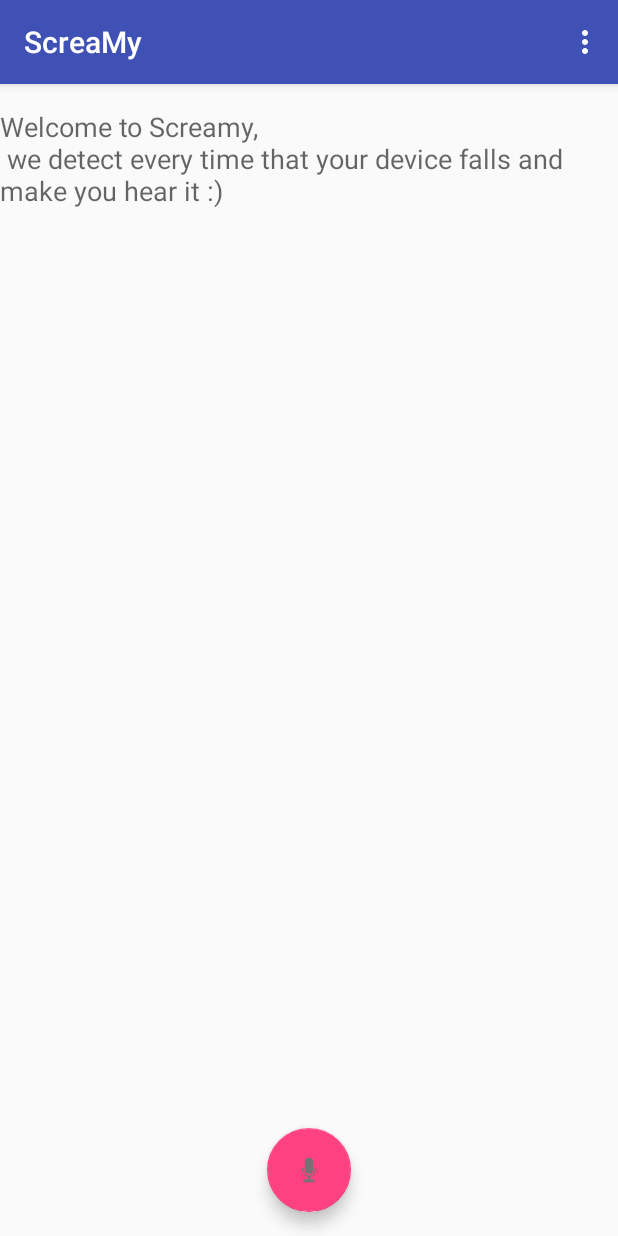
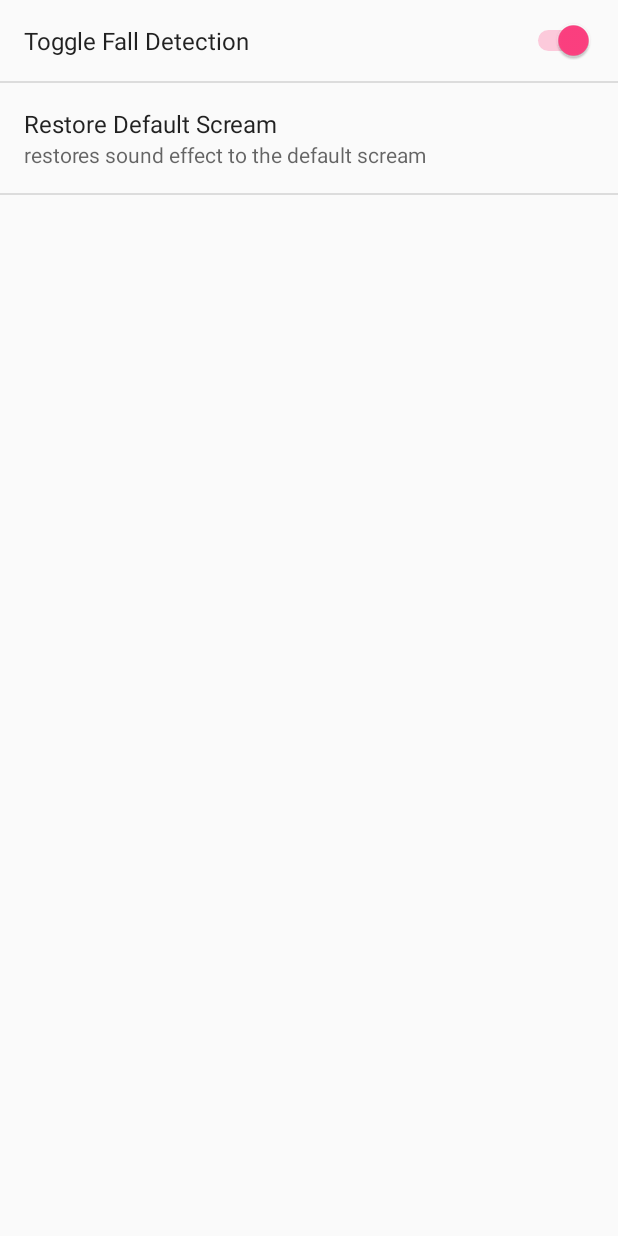
Before and after one commit to gergesh/screamy, an Android app: the screen it shows after launch (MainActivity before the commit, SettingsActivity after it), in the options menu, after a tap on "Settings", on a phone screen of 412 x 824 dp. Run offline under Robolectric (Android 15) with nearby library versions, the phone set to English and light mode, and no system bars.

Commit message:
Add toggle fall detection and restore to default scream preferences

```diff
--- a/app/src/main/java/com/screamy/MainActivity.java
+++ b/app/src/main/java/com/screamy/MainActivity.java
@@ -20,6 +20,7 @@ import android.support.v7.app.AppCompatActivity;
 import android.util.Log;
 import android.view.Menu;
 import android.view.MenuInflater;
+import android.view.MenuItem;
 import android.view.View;
 import android.widget.ImageButton;
 import android.widget.TextView;
@@ -50,6 +51,7 @@ public class MainActivity extends AppCompatActivity implements RecordSoundFragme
         sharedPreferences = PreferenceManager.getDefaultSharedPreferences(this);
     }
 
+
     private boolean isScreamyServiceRunning() {
         ActivityManager manager = (ActivityManager) getSystemService(ACTIVITY_SERVICE);
         for (ActivityManager.RunningServiceInfo service : manager.getRunningServices(Integer.MAX_VALUE)) {
@@ -58,13 +60,6 @@ public class MainActivity extends AppCompatActivity implements RecordSoundFragme
             }
         }
         return false;
-    }
-
-    @Override
-    public boolean onCreateOptionsMenu(Menu menu) {
-        MenuInflater inflater = getMenuInflater();
-        inflater.inflate(R.menu.menu_main, menu);
-        return true;
     }
 
     @Override
@@ -93,8 +88,7 @@ public class MainActivity extends AppCompatActivity implements RecordSoundFragme
     @Override
     public void onRecordSoundButtonRelease() {
         Log.d("wnfjne", "end");
-        if (isRecording)
-        {
+        if (isRecording) {
             SharedPreferences.Editor editor = sharedPreferences.edit();
             editor.putBoolean("isRecordedSound", true);
             editor.commit();
@@ -113,4 +107,22 @@ public class MainActivity extends AppCompatActivity implements RecordSoundFragme
         return pmanager.hasSystemFeature(
                 PackageManager.FEATURE_MICROPHONE);
     }
+
+    @Override
+    public boolean onCreateOptionsMenu(Menu menu) {
+        MenuInflater inflater = getMenuInflater();
+        inflater.inflate(R.menu.menu_main, menu);
+        return true;
+    }
+
+    @Override
+    public boolean onOptionsItemSelected(MenuItem item) {
+        int id = item.getItemId();
+        if (id == R.id.action_settings) {
+            startActivity(new Intent(this, SettingsActivity.class));
+            return true;
+        }
+        return super.onOptionsItemSelected(item);
+    }
+
 }
--- a/app/src/main/java/com/screamy/RecordSoundFragment.java
+++ b/app/src/main/java/com/screamy/RecordSoundFragment.java
@@ -67,7 +67,6 @@ public class RecordSoundFragment extends Fragment implements View.OnTouchListene
         } else if (event.getAction() == MotionEvent.ACTION_UP) {
             listener.onRecordSoundButtonRelease();
         }
-        Log.d("dfefewgeag", event.getAction()+"");
         return true;
     }
 
--- a/app/src/main/res/layout/fragment_record_sound.xml
+++ b/app/src/main/res/layout/fragment_record_sound.xml
@@ -4,6 +4,15 @@
     android:layout_height="match_parent"
     android:fitsSystemWindows="true"
     tools:context=".MainActivity">
+
+    <TextView
+           android:text="@string/welcome_txt"
+         android:layout_width="wrap_content"
+           android:layout_height="wrap_content"
+           android:layout_gravity="top|center"
+           android:layout_marginTop="@dimen/activity_vertical_margin"
+           android:textAppearance="@style/TextAppearance.AppCompat.Medium"/>
+
 
     <android.support.design.widget.FloatingActionButton
         android:id="@+id/record_sound_fab"
@@ -12,12 +21,4 @@
         android:layout_gravity="bottom|center"
         android:layout_margin="@dimen/fab_margin"
         android:src="@android:drawable/ic_btn_speak_now" />
-
-    <TextView
-        android:text="@string/welcome_txt"
-        android:layout_width="wrap_content"
-        android:layout_height="wrap_content"
-        android:layout_gravity="top|center"
-        android:layout_marginTop="@dimen/activity_vertical_margin"
-        android:textAppearance="@style/TextAppearance.AppCompat.Medium"/>
 </android.support.design.widget.CoordinatorLayout>
--- a/app/src/main/res/menu/menu_main.xml
+++ b/app/src/main/res/menu/menu_main.xml
@@ -2,5 +2,5 @@
 <menu xmlns:android="http://schemas.android.com/apk/res/android">
 
     <item android:title="@string/settings"
-        android:id="@+id/settings"/>
+        android:id="@+id/action_settings"/>
 </menu>
--- a/app/src/main/res/values/strings.xml
+++ b/app/src/main/res/values/strings.xml
@@ -5,4 +5,7 @@
     <string name="device_speed">Device speed:</string>
     <string name="settings">Settings</string>
     <string name="welcome_txt">Welcome to Screamy, \n we detect every time that your device falls and make you hear it :)</string>
+    <string name="title_activity_settings">Settings</string>
+
+
 </resources>
--- a/app/src/main/res/xml/pref_general.xml
+++ b/app/src/main/res/xml/pref_general.xml
@@ -1,9 +1,11 @@
 <?xml version="1.0" encoding="utf-8"?>
 <PreferenceScreen xmlns:android="http://schemas.android.com/apk/res/android">
-
-
     <SwitchPreference
         android:defaultValue="true"
         android:title="Toggle Fall Detection"
         android:key="isDetectFall" />
+    <Preference
+        android:key="restoreDefaultScreamButton"
+        android:summary="restores sound effect to the default scream"
+        android:title="Restore Default Scream" />
 </PreferenceScreen>
```
Also changed, not shown: app/src/main/AndroidManifest.xml (+8 -0 lines), app/src/main/java/com/screamy/PreferencesFragment.java (deleted, +0 -19 lines), app/src/main/java/com/screamy/ScreamyService.java (+12 -8 lines), app/src/main/java/com/screamy/SettingsActivity.java (added, +89 -0 lines).
